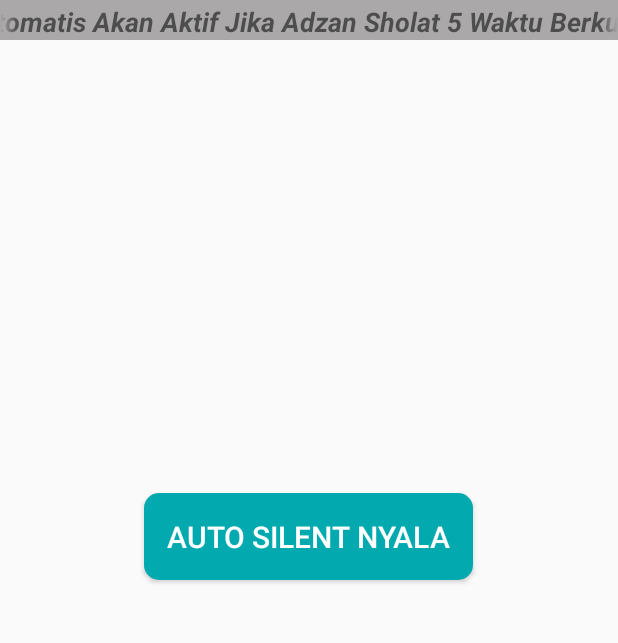
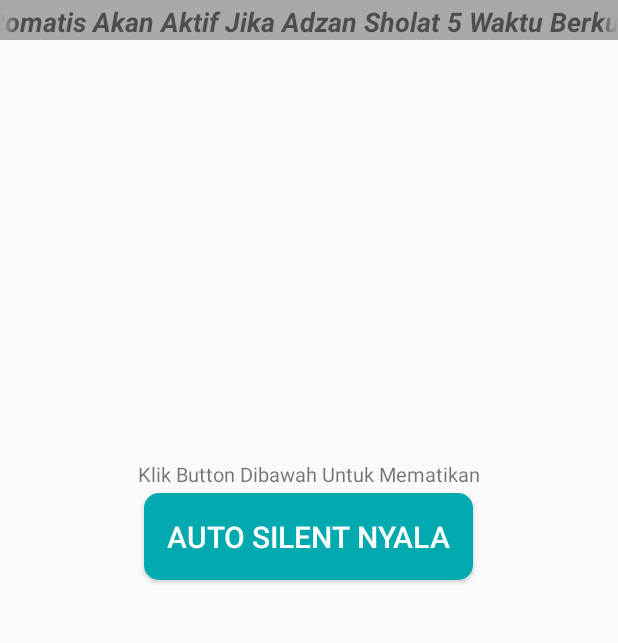
Before and after one commit to irwan75/PrayerTimes, an Android app: the screen it shows after launch (MainActivity), after a tap on "AUTO SILENT MATI", on a phone screen of 412 x 824 dp, the part 81-724 px from its top. Run offline under Robolectric (Android 15) with nearby library versions, the phone set to English and light mode, and no system bars.

Commit message:
Ada Perubahann

```diff
--- /dev/null
+++ b/app/src/main/java/com/example/primsalarmmanger/controller/SQLiteHelper.java
@@ -0,0 +1,31 @@
+package com.example.primsalarmmanger.controller;
+
+import android.content.Context;
+import android.database.sqlite.SQLiteDatabase;
+import android.database.sqlite.SQLiteOpenHelper;
+
+import androidx.annotation.Nullable;
+
+public class SQLiteHelper extends SQLiteOpenHelper {
+
+    private static final String dbName = "Prims";
+    private static final int dbVersion = 1;
+
+    public SQLiteHelper(Context context) {
+        super(context, dbName, null, dbVersion);
+    }
+
+    @Override
+    public void onCreate(SQLiteDatabase db) {
+        String tbPenanganan = "CREATE TABLE rule(kode CHAR(2), nomor INT PRIMARY KEY);";
+        String query = "INSERT INTO rule VALUES('A1',75);";
+        db.execSQL(tbPenanganan);
+        db.execSQL(query);
+    }
+
+    @Override
+    public void onUpgrade(SQLiteDatabase db, int oldVersion, int newVersion) {
+        db.execSQL("DROP TABLE IF EXISTS "+dbName);
+        onCreate(db);
+    }
+}
--- a/app/src/main/java/com/example/primsalarmmanger/controller/TimeAlarmDhuhur.java
+++ b/app/src/main/java/com/example/primsalarmmanger/controller/TimeAlarmDhuhur.java
@@ -1,5 +1,7 @@
 package com.example.primsalarmmanger.controller;
 
+import android.app.AlarmManager;
+import android.app.PendingIntent;
 import android.content.BroadcastReceiver;
 import android.content.Context;
 import android.content.Intent;
@@ -11,9 +13,17 @@ import java.util.Calendar;
 public class TimeAlarmDhuhur extends BroadcastReceiver {
 
     AudioManager mode;
+    PendingIntent pendingIntent;
+    int i;
 
     @Override
     public void onReceive(Context context, Intent intent) {
+
+        Intent alarmIntent = new Intent(context, TimeAlarmDhuhur.class);
+        pendingIntent = PendingIntent.getBroadcast(context, 1, alarmIntent, 0);
+
+        AlarmManager manager = (AlarmManager) context.getSystemService(Context.ALARM_SERVICE);
+
         try{
             if (calendar(12,04).getTimeInMillis()<System.currentTimeMillis() && calendar(12, 34).getTimeInMillis()>System.currentTimeMillis()){
                 modeSilent(context);
@@ -31,6 +41,8 @@ public class TimeAlarmDhuhur extends BroadcastReceiver {
         }catch (Exception ex){
             Toast.makeText(context, " Aktifkan On Do Not Disturb Terlebih Dahulu : "+ex.getMessage(), Toast.LENGTH_LONG).show();
         }
+
+        manager.setRepeating(AlarmManager.RTC_WAKEUP, System.currentTimeMillis(), AlarmManager.INTERVAL_FIFTEEN_MINUTES, pendingIntent);
     }
 
     public Calendar calendar(int hour, int minute){
@@ -45,13 +57,15 @@ public class TimeAlarmDhuhur extends BroadcastReceiver {
     private void modeSilent(Context mContext){
         mode = (AudioManager)mContext.getSystemService(Context.AUDIO_SERVICE);
         mode.setRingerMode(mode.RINGER_MODE_SILENT);
-        Toast.makeText(mContext, "Smartphone Ter-Silent : "+System.currentTimeMillis(), Toast.LENGTH_LONG).show();
+        Toast.makeText(mContext, "Smartphone Ter-Silent : "+i, Toast.LENGTH_LONG).show();
+        i++;
     }
 
     private void modeNormal(Context mContext){
         mode = (AudioManager)mContext.getSystemService(Context.AUDIO_SERVICE);
         mode.setRingerMode(mode.RINGER_MODE_NORMAL);
-        Toast.makeText(mContext, "Smartphone Tidak Ter-Silent", Toast.LENGTH_LONG).show();
+        Toast.makeText(mContext, "Smartphone Tidak Ter-Silent"+i, Toast.LENGTH_LONG).show();
+        i++;
     }
 
 
--- /dev/null
+++ b/app/src/main/java/com/example/primsalarmmanger/model/ActionTbPenanganan.java
@@ -0,0 +1,31 @@
+package com.example.primsalarmmanger.model;
+
+import android.database.Cursor;
+import android.database.sqlite.SQLiteDatabase;
+
+import java.util.ArrayList;
+
+public class ActionTbPenanganan {
+
+    SQLiteDatabase db;
+
+    public ActionTbPenanganan(SQLiteDatabase db) {
+        this.db = db;
+    }
+
+    public void updateData(String kode, String nomor) {
+        String query = "UPDATE rule SET kode = '" + kode + "' WHERE nomor = " + nomor + ";";
+        db.execSQL(query);
+    }
+
+    public String select(String nomor){
+        String query = "SELECT *FROM rule WHERE nomor = "+nomor+";";
+        Cursor cursor = db.rawQuery(query, null);
+        String kode = null;
+        if (cursor.moveToNext()){
+            kode = cursor.getString(0);
+        }
+        return kode;
+    }
+
+}
--- a/app/src/main/java/com/example/primsalarmmanger/view/MainActivity.java
+++ b/app/src/main/java/com/example/primsalarmmanger/view/MainActivity.java
@@ -1,18 +1,28 @@
 package com.example.primsalarmmanger.view;
 
 import androidx.appcompat.app.AppCompatActivity;
+import androidx.core.app.NotificationCompat;
 
 import android.app.AlarmManager;
+import android.app.Notification;
+import android.app.NotificationChannel;
 import android.app.NotificationManager;
 import android.app.PendingIntent;
 import android.content.Context;
 import android.content.Intent;
+import android.database.sqlite.SQLiteDatabase;
+import android.database.sqlite.SQLiteOpenHelper;
+import android.graphics.BitmapFactory;
+import android.media.RingtoneManager;
 import android.os.Build;
 import android.os.Bundle;
 import android.view.View;
 import android.widget.Button;
 import android.widget.TextView;
 
+import com.example.primsalarmmanger.controller.SQLiteHelper;
+import com.example.primsalarmmanger.model.ActionTbPenanganan;
+import com.example.primsalarmmanger.view.*;
 import com.example.primsalarmmanger.R;
 import com.example.primsalarmmanger.controller.TimeAlarmDhuhur;
 
@@ -24,7 +34,12 @@ public class MainActivity extends AppCompatActivity implements View.OnClickListe
     Boolean kondisi = false;
     int i = 1;
 
-    TextView tvTextRunning;
+    TextView tvTextRunning, tvKeterangan;
+    ActionTbPenanganan tbp;
+    PendingIntent piDhuhur;
+
+    SQLiteDatabase db;
+    SQLiteHelper helper;
 
     @Override
     protected void onCreate(Bundle savedInstanceState) {
@@ -35,8 +50,21 @@ public class MainActivity extends AppCompatActivity implements View.OnClickListe
         btnSetAlarm = findViewById(R.id.btnSetAlarm);
         tvTextRunning = findViewById(R.id.marqueeText);
         tvTextRunning.setVisibility(View.INVISIBLE);
+        tvKeterangan = findViewById(R.id.tvKeterangan);
 
-        buttonStartAction(2);
+        helper = new SQLiteHelper(getApplicationContext());
+        db = helper.getReadableDatabase();
+
+        tbp = new ActionTbPenanganan(db);
+
+        Intent dhuhur = new Intent(this, TimeAlarmDhuhur.class);
+        piDhuhur = PendingIntent.getBroadcast(this, 1, dhuhur,0);
+
+        if (tbp.select("75").equals("A1")){
+            buttonStartAction(2);
+        }else {
+            buttonStartAction(1);
+        }
 
         mContext = this;
         notificationManager(this);
@@ -47,19 +75,23 @@ public class MainActivity extends AppCompatActivity implements View.OnClickListe
 
     public void buttonStartAction(int i){
         if (i==1){
+            tvKeterangan.setText("Klik Button Dibawah Untuk Mematikan");
             btnSetAlarm.setBackground(getDrawable(R.drawable.custom_button));
             btnSetAlarm.setTextColor(getResources().getColor(R.color.colorWhite));
+            btnSetAlarm.setText("Auto Silent Nyala");
+            tvTextRunning.setVisibility(View.VISIBLE);
+            tvTextRunning.setSelected(true);
+            startAlarm();
         }else if (i==2){
+            tvKeterangan.setText("Klik Button Dibawah Untuk Menyalakan");
             btnSetAlarm.setTextColor(getResources().getColor(R.color.colorWhite));
             btnSetAlarm.setBackground(getDrawable(R.drawable.normal_button));
         }
     }
 
     private void startAlarm() {
-        Intent dhuhur = new Intent(this, TimeAlarmDhuhur.class);
-
-        PendingIntent piDhuhur = PendingIntent.getBroadcast(this, 1, dhuhur,0);
-        jadwal.setInexactRepeating(AlarmManager.RTC, System.currentTimeMillis(), AlarmManager.INTERVAL_FIFTEEN_MINUTES, piDhuhur);
+        tbp.updateData("A2","75");
+        jadwal.setRepeating(AlarmManager.RTC_WAKEUP, System.currentTimeMillis(), AlarmManager.INTERVAL_FIFTEEN_MINUTES, piDhuhur);
     }
 
     private void cancelAlarm(){
@@ -67,6 +99,7 @@ public class MainActivity extends AppCompatActivity implements View.OnClickListe
         PendingIntent pendingIntent = PendingIntent.getBroadcast(this, 1, intent,0);
         btnSetAlarm.setText("Auto Silent Mati");
         tvTextRunning.setVisibility(View.INVISIBLE);
+        tbp.updateData("A1","75");
         buttonStartAction(2);
         jadwal.cancel(pendingIntent);
     }
@@ -101,13 +134,10 @@ public class MainActivity extends AppCompatActivity implements View.OnClickListe
                 cancelAlarm();
                 i=1;
             }else if (kondisi){
-                startAlarm();
-                btnSetAlarm.setText("Auto Silent Nyala");
-                tvTextRunning.setVisibility(View.VISIBLE);
-                tvTextRunning.setSelected(true);
                 buttonStartAction(1);
                 i=2;
             }
         }
     }
+
 }
--- a/app/src/main/res/layout/activity_main.xml
+++ b/app/src/main/res/layout/activity_main.xml
@@ -32,6 +32,17 @@
         android:paddingTop="2dp"
         tools:ignore="EllipsizeMaxLines" />
 
+    <TextView
+        android:layout_width="wrap_content"
+        android:layout_height="wrap_content"
+        android:text="@string/klik_button_dibawah_untuk_menyalakan"
+        android:layout_above="@+id/btnSetAlarm"
+        android:layout_centerHorizontal="true"
+        android:layout_marginBottom="3dp"
+        android:id="@+id/tvKeterangan"
+        android:textSize="13sp"
+        />
+
     <Button
         android:layout_width="wrap_content"
         android:layout_height="wrap_content"
--- a/app/src/main/res/values/strings.xml
+++ b/app/src/main/res/values/strings.xml
@@ -5,4 +5,5 @@
     <string name="informasi">Silent Otomatis Akan Aktif Jika Adzan Sholat 5
         Waktu Berkumandang dan Akan Normal Jika Sholat Telah Selesai</string>
     <string name="primssilentmanager">PrimsSilentManager</string>
+    <string name="klik_button_dibawah_untuk_menyalakan">Klik Button Dibawah Untuk Menyalakan</string>
 </resources>
```
